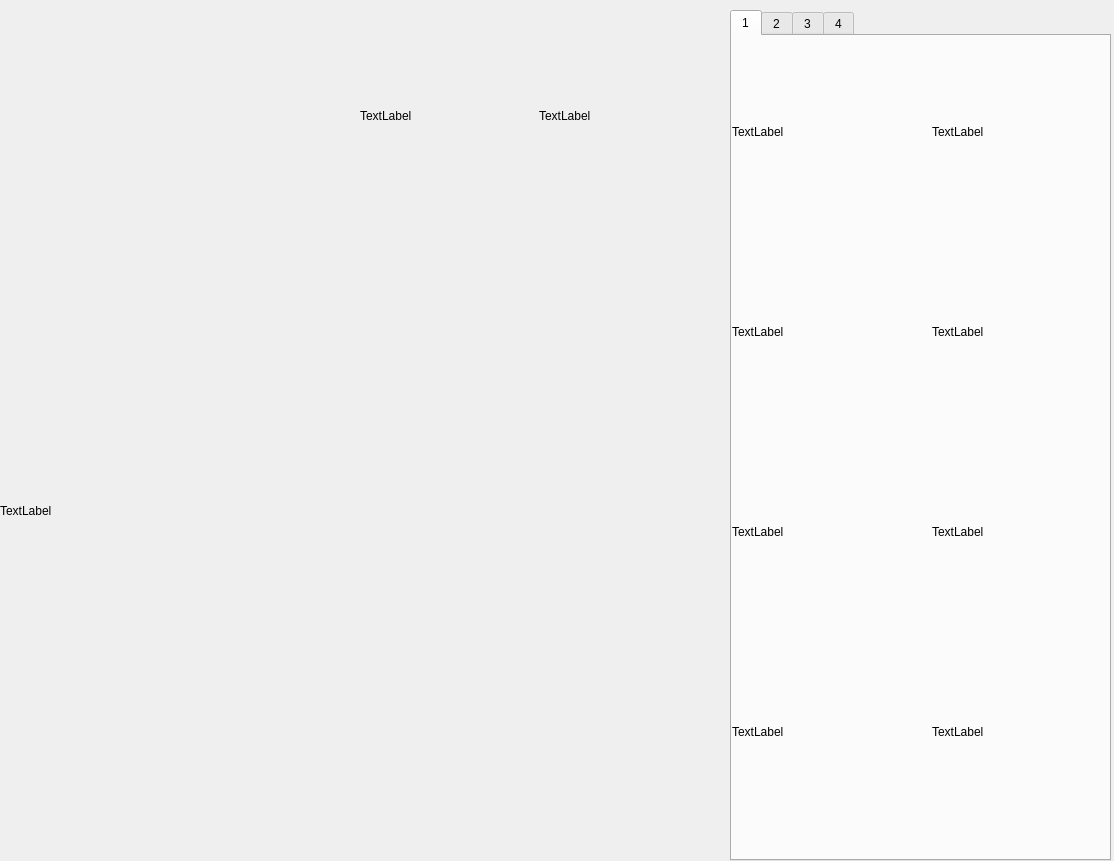
mmcgg/Face_project, file GUI_design/design3.ui: the form before one commit.
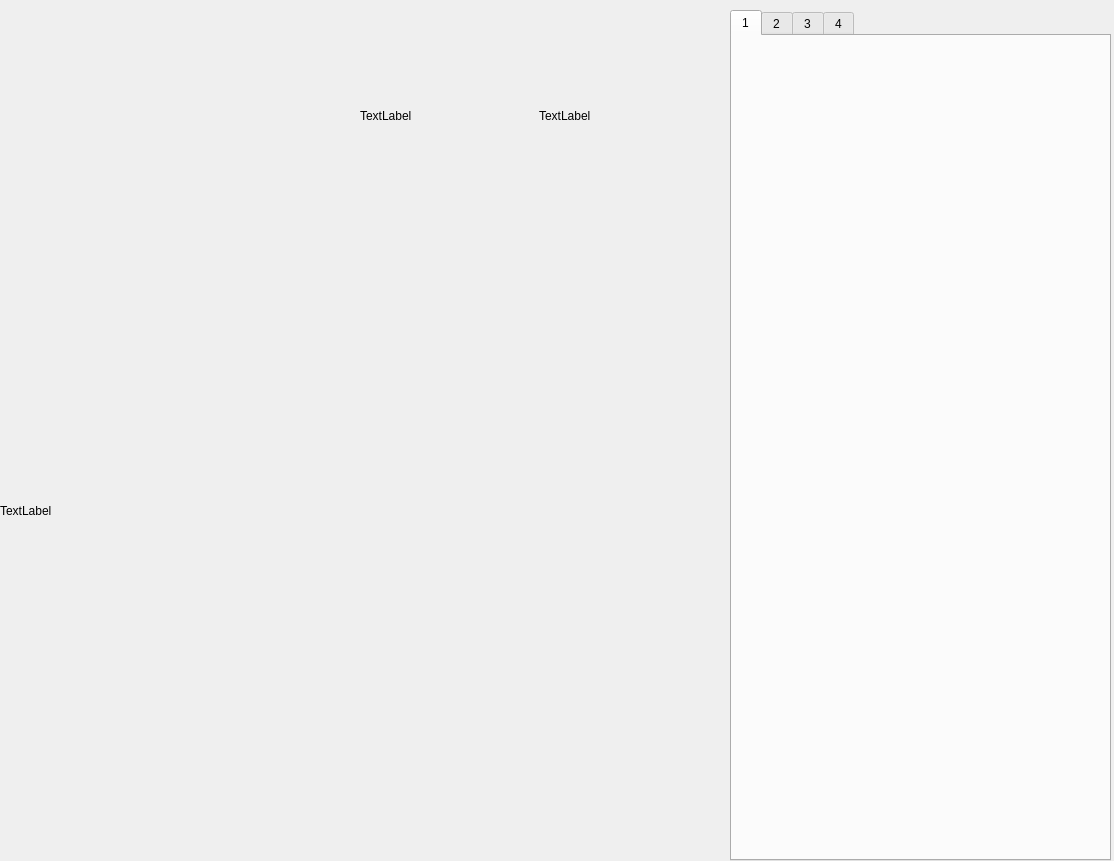
The form after the commit.

```diff
--- a/GUI_design/design3.ui
+++ b/GUI_design/design3.ui
@@ -54,154 +54,13 @@
        <widget class="QWidget" name="horizontalLayoutWidget_3">
         <property name="geometry">
          <rect>
-          <x>0</x>
-          <y>0</y>
-          <width>191</width>
-          <height>191</height>
+          <x>10</x>
+          <y>10</y>
+          <width>331</width>
+          <height>741</height>
          </rect>
         </property>
-        <layout class="QHBoxLayout" name="horizontalLayout_3">
-         <item>
-          <widget class="QLabel" name="FaceLabel1_1">
-           <property name="text">
-            <string>TextLabel</string>
-           </property>
-          </widget>
-         </item>
-        </layout>
-       </widget>
-       <widget class="QWidget" name="horizontalLayoutWidget_4">
-        <property name="geometry">
-         <rect>
-          <x>0</x>
-          <y>200</y>
-          <width>191</width>
-          <height>191</height>
-         </rect>
-        </property>
-        <layout class="QHBoxLayout" name="horizontalLayout_4">
-         <item>
-          <widget class="QLabel" name="FaceLabel1_2">
-           <property name="text">
-            <string>TextLabel</string>
-           </property>
-          </widget>
-         </item>
-        </layout>
-       </widget>
-       <widget class="QWidget" name="horizontalLayoutWidget_5">
-        <property name="geometry">
-         <rect>
-          <x>0</x>
-          <y>400</y>
-          <width>191</width>
-          <height>191</height>
-         </rect>
-        </property>
-        <layout class="QHBoxLayout" name="horizontalLayout_5">
-         <item>
-          <widget class="QLabel" name="FaceLabel1_3">
-           <property name="text">
-            <string>TextLabel</string>
-           </property>
-          </widget>
-         </item>
-        </layout>
-       </widget>
-       <widget class="QWidget" name="verticalLayoutWidget_2">
-        <property name="geometry">
-         <rect>
-          <x>200</x>
-          <y>0</y>
-          <width>141</width>
-          <height>191</height>
-         </rect>
-        </property>
-        <layout class="QVBoxLayout" name="verticalLayout_2">
-         <item>
-          <widget class="QLabel" name="TextLabel1_1">
-           <property name="text">
-            <string>TextLabel</string>
-           </property>
-          </widget>
-         </item>
-        </layout>
-       </widget>
-       <widget class="QWidget" name="verticalLayoutWidget_3">
-        <property name="geometry">
-         <rect>
-          <x>200</x>
-          <y>200</y>
-          <width>141</width>
-          <height>191</height>
-         </rect>
-        </property>
-        <layout class="QVBoxLayout" name="verticalLayout_3">
-         <item>
-          <widget class="QLabel" name="TextLabel1_2">
-           <property name="text">
-            <string>TextLabel</string>
-           </property>
-          </widget>
-         </item>
-        </layout>
-       </widget>
-       <widget class="QWidget" name="verticalLayoutWidget_4">
-        <property name="geometry">
-         <rect>
-          <x>200</x>
-          <y>400</y>
-          <width>141</width>
-          <height>191</height>
-         </rect>
-        </property>
-        <layout class="QVBoxLayout" name="verticalLayout_4">
-         <item>
-          <widget class="QLabel" name="TextLabel1_3">
-           <property name="text">
-            <string>TextLabel</string>
-           </property>
-          </widget>
-         </item>
-        </layout>
-       </widget>
-       <widget class="QWidget" name="horizontalLayoutWidget_6">
-        <property name="geometry">
-         <rect>
-          <x>0</x>
-          <y>600</y>
-          <width>191</width>
-          <height>191</height>
-         </rect>
-        </property>
-        <layout class="QHBoxLayout" name="horizontalLayout_6">
-         <item>
-          <widget class="QLabel" name="FaceLabel1_4">
-           <property name="text">
-            <string>TextLabel</string>
-           </property>
-          </widget>
-         </item>
-        </layout>
-       </widget>
-       <widget class="QWidget" name="verticalLayoutWidget_5">
-        <property name="geometry">
-         <rect>
-          <x>200</x>
-          <y>600</y>
-          <width>141</width>
-          <height>191</height>
-         </rect>
-        </property>
-        <layout class="QVBoxLayout" name="verticalLayout_8">
-         <item>
-          <widget class="QLabel" name="TextLabel1_4">
-           <property name="text">
-            <string>TextLabel</string>
-           </property>
-          </widget>
-         </item>
-        </layout>
+        <layout class="QHBoxLayout" name="horizontalLayout"/>
        </widget>
       </widget>
       <widget class="QWidget" name="tab_2">
```
